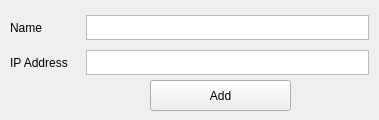
First picture: the form in ui/addDevice.ui, repository Marcel344/ip-monitor, before the edit.
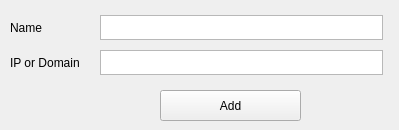
Second picture: the form after the edit.

```diff
--- a/ui/addDevice.ui
+++ b/ui/addDevice.ui
@@ -6,8 +6,8 @@
    <rect>
     <x>0</x>
     <y>0</y>
-    <width>379</width>
-    <height>120</height>
+    <width>399</width>
+    <height>130</height>
    </rect>
   </property>
   <property name="windowTitle">
@@ -16,8 +16,8 @@
   <widget class="QPushButton" name="addBtn">
    <property name="geometry">
     <rect>
-     <x>150</x>
-     <y>80</y>
+     <x>160</x>
+     <y>90</y>
      <width>141</width>
      <height>31</height>
     </rect>
@@ -42,7 +42,7 @@
   <widget class="QTextEdit" name="ipAddress">
    <property name="geometry">
     <rect>
-     <x>86</x>
+     <x>100</x>
      <y>50</y>
      <width>283</width>
      <height>25</height>
@@ -58,7 +58,7 @@
   <widget class="QTextEdit" name="name">
    <property name="geometry">
     <rect>
-     <x>86</x>
+     <x>100</x>
      <y>15</y>
      <width>283</width>
      <height>25</height>
@@ -76,12 +76,12 @@
     <rect>
      <x>10</x>
      <y>50</y>
-     <width>66</width>
+     <width>81</width>
      <height>25</height>
     </rect>
    </property>
    <property name="text">
-    <string>IP Address</string>
+    <string>IP or Domain</string>
    </property>
   </widget>
  </widget>
```
